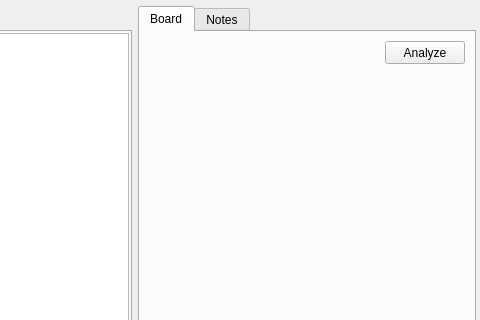
Above: gui/src/project/Project.ui from 3nock/OTE before the change; both pictures show x 252 to 732 and y 0 to 320 of the 732 by 479 pixel window. Below: the same form after it.
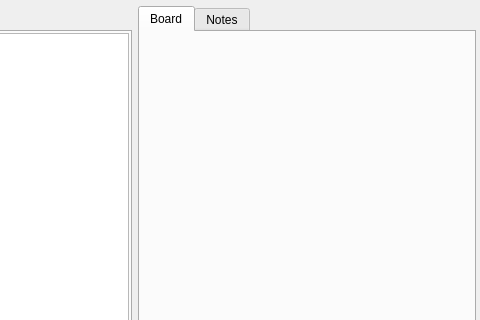
That is the form after the change.

Diff of the .ui file:
```diff
--- a/gui/src/project/Project.ui
+++ b/gui/src/project/Project.ui
@@ -481,51 +481,7 @@
       <attribute name="title">
        <string>Board</string>
       </attribute>
-      <layout class="QVBoxLayout" name="verticalLayout_5">
-       <item>
-        <layout class="QHBoxLayout" name="horizontalLayout_4">
-         <item>
-          <spacer name="horizontalSpacer">
-           <property name="orientation">
-            <enum>Qt::Horizontal</enum>
-           </property>
-           <property name="sizeHint" stdset="0">
-            <size>
-             <width>40</width>
-             <height>20</height>
-            </size>
-           </property>
-          </spacer>
-         </item>
-         <item>
-          <widget class="QPushButton" name="pushButton">
-           <property name="minimumSize">
-            <size>
-             <width>75</width>
-             <height>23</height>
-            </size>
-           </property>
-           <property name="text">
-            <string>Analyze</string>
-           </property>
-          </widget>
-         </item>
-        </layout>
-       </item>
-       <item>
-        <spacer name="verticalSpacer_2">
-         <property name="orientation">
-          <enum>Qt::Vertical</enum>
-         </property>
-         <property name="sizeHint" stdset="0">
-          <size>
-           <width>20</width>
-           <height>395</height>
-          </size>
-         </property>
-        </spacer>
-       </item>
-      </layout>
+      <layout class="QVBoxLayout" name="verticalLayout_5"/>
      </widget>
      <widget class="QWidget" name="tabNotes">
       <attribute name="title">
```
Left out of the diff: 34 changed lines with no effect on the pictures.
